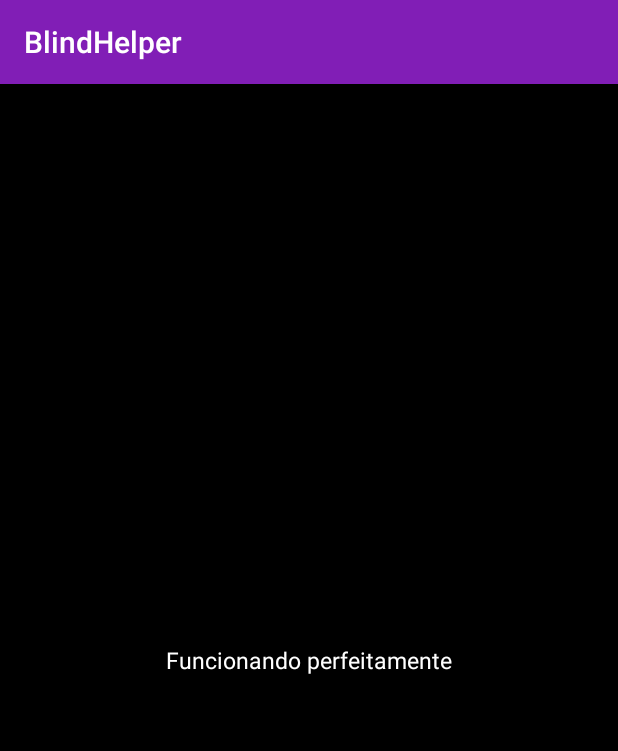
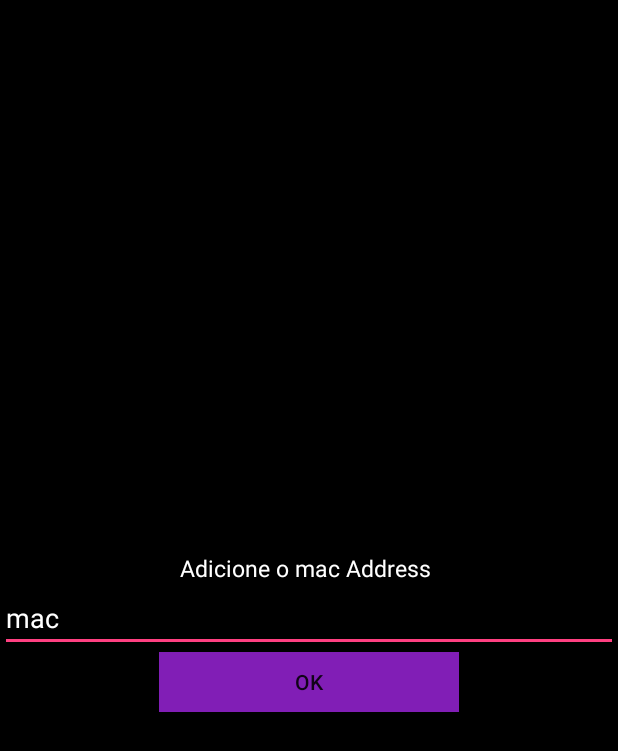
Before and after one commit to ChrystianMelo/BlindHelper, an Android app: the screen it shows after launch (Bluetooth before the commit, Bluetooth2 after it), after a tap on "CONECTAR!", on a phone screen of 412 x 824 dp. Shown: the top 751 px of the screen. Run offline under Robolectric (Android 15) with nearby library versions, the phone set to English and light mode, and no system bars.

Commit message:
Adicionando os arquivos

```diff
--- a/BlindHelperApp/app/src/main/AndroidManifest.xml
+++ b/BlindHelperApp/app/src/main/AndroidManifest.xml
@@ -19,10 +19,10 @@
                 <category android:name="android.intent.category.LAUNCHER" />
             </intent-filter>
         </activity>
-        <activity android:name=".InterfaceActivity"></activity>
         <activity android:name=".Bluetooth" />
-        <activity android:name=".BluetoothPairedDevices" />
-        <activity android:name=".BluetoothDiscoveredDevices"></activity>
+        <activity android:name=".Bluetooth2" />
+
+
     </application>
 
 </manifest>
--- a/BlindHelperApp/app/src/main/java/com/coltec/cfgs/blindhelper/Bluetooth.java
+++ b/BlindHelperApp/app/src/main/java/com/coltec/cfgs/blindhelper/Bluetooth.java
@@ -3,6 +3,7 @@ package com.coltec.cfgs.blindhelper;
 import android.bluetooth.BluetoothAdapter;
 import android.content.Context;
 import android.content.Intent;
+import android.content.SharedPreferences;
 import android.media.MediaPlayer;
 import android.os.Handler;
 import android.os.Message;
@@ -14,9 +15,10 @@ import android.widget.Button;
 import android.widget.EditText;
 import android.widget.TextView;
 
+import java.util.Stack;
+
 /**
- * Created by Dener.
- * Adapted by Chrystian Melo
+ *  Developed by Chrystian Melo
  */
 
 public class Bluetooth extends AppCompatActivity {
@@ -29,7 +31,6 @@ public class Bluetooth extends AppCompatActivity {
     public static TextView output_text;
     public static Context mContext;
     public static  String output_text_string = "";
-    public String macSelected = "";
 
     public static Handler handler = new Handler() {
         String msn = "nada";
@@ -78,8 +79,13 @@ public class Bluetooth extends AppCompatActivity {
         statusMessage = findViewById(R.id.lbl_status);
         output_text = findViewById(R.id.output_text);
 
-        this.macSelected = "D4:63:C6:86:22:D1";//samuel's phone
-        connectAsClient();// connecting bluetooth
+        //String macSelected = "D4:63:C6:86:22:D1";//samuel's phone
+        //connectAsClient(macSelected);
+
+        // recupera dado do bundle
+        Bundle activityBundle = this.getIntent().getExtras();
+        String st = activityBundle.getString("Mac_Address","");
+        connectAsClient(st);// connecting bluetooth
 
         BluetoothAdapter btAdapter = BluetoothAdapter.getDefaultAdapter();
         if (btAdapter == null) {
@@ -92,9 +98,9 @@ public class Bluetooth extends AppCompatActivity {
         if(!btAdapter.isEnabled()) {
             Intent enableBtIntent = new Intent(BluetoothAdapter.ACTION_REQUEST_ENABLE);
             startActivityForResult(enableBtIntent, ENABLE_BLUETOOTH);
-            statusMessage.setText("Solicitando ativação do Bluetooth...");
+            statusMessage.setText("Ativando Bluetooth...");
         } else {
-            statusMessage.setText("Bluetooth está pronto para ser usado :)");
+            statusMessage.setText("Bluetooth está ativado :)");
         }
 
     }
@@ -121,7 +127,7 @@ public class Bluetooth extends AppCompatActivity {
         }
     }
 
-    public void connectAsClient() {
+    public void connectAsClient(String macSelected) {
         System.out.println(macSelected);
         connection = new BluetoothConnection(macSelected);
         connection.start();
--- /dev/null
+++ b/BlindHelperApp/app/src/main/java/com/coltec/cfgs/blindhelper/Bluetooth2.java
@@ -0,0 +1,63 @@
+package com.coltec.cfgs.blindhelper;
+
+import android.app.Activity;
+import android.content.Intent;
+import android.content.SharedPreferences;
+import android.support.v7.app.AppCompatActivity;
+import android.os.Bundle;
+import android.view.View;
+import android.widget.Button;
+import android.widget.EditText;
+import android.widget.TextView;
+
+/**
+ * Developed by Chrystian Melo
+ */
+
+public class Bluetooth2 extends Activity {
+
+    public static TextView statusMessage;
+    public static TextView output_text;
+    public static EditText mac_add;//samuel's phone"D4:63:C6:86:22:D1"
+    private static String macSelected = "BlindHelper";
+
+
+    @Override
+    protected void onCreate(Bundle savedInstanceState) {
+        super.onCreate(savedInstanceState);
+        setContentView(R.layout.activity_bluetooth2);
+
+        final SharedPreferences pref = getApplicationContext().getSharedPreferences(Bluetooth2.macSelected, 0);
+
+        statusMessage = findViewById(R.id.lbl_status);
+        output_text = findViewById(R.id.output_text);
+        mac_add = (EditText)findViewById(R.id.mac);
+
+
+        Button btn_bluetooth = findViewById(R.id.ok);
+        btn_bluetooth.setOnClickListener(new View.OnClickListener() {
+            @Override
+            public void onClick(View view) {
+                Intent intent = new Intent(Bluetooth2.this, Bluetooth.class);
+
+                String str = mac_add.getText().toString();
+
+                // cria o bundle e o insere na nova Intent
+                Bundle args = new Bundle();
+                args.putString("Mac_Address", str);
+
+                intent.putExtras(args);
+
+                SharedPreferences.Editor editor = pref.edit();
+                editor.putString("Mac_Address", str);
+                editor.commit();
+
+                startActivity(intent);//user tela
+                finish();
+
+            }
+        });
+
+    }
+
+}
--- a/BlindHelperApp/app/src/main/java/com/coltec/cfgs/blindhelper/MainActivity.java
+++ b/BlindHelperApp/app/src/main/java/com/coltec/cfgs/blindhelper/MainActivity.java
@@ -5,30 +5,50 @@ package com.coltec.cfgs.blindhelper;
  */
 
 import android.content.Intent;
+import android.content.SharedPreferences;
 import android.support.v7.app.AppCompatActivity;
 import android.os.Bundle;
 import android.view.View;
 import android.widget.Button;
 
 public class MainActivity extends AppCompatActivity {
-    public void play(){
 
-    }
+    private static String macSelected = "BlindHelper";
 
     @Override
     protected void onCreate(Bundle savedInstanceState) {
         super.onCreate(savedInstanceState);
         setContentView(R.layout.activity_main);
 
+        final SharedPreferences pref = getApplicationContext().getSharedPreferences(MainActivity.macSelected, 0);
 
         Button btn_bluetooth = findViewById(R.id.btn_bluetooth);
+        if(!pref.getString("Mac_Address","").isEmpty()){//there is mac selected yet
             btn_bluetooth.setOnClickListener(new View.OnClickListener() {
                 @Override
                 public void onClick(View view) {
                     Intent bluetooth = new Intent(MainActivity.this, Bluetooth.class);
+
+                    // cria o bundle e o insere na nova Intent
+                    Bundle args = new Bundle();
+                    args.putString("Mac_Address", pref.getString("Mac_Address",""));
+
+                    bluetooth.putExtras(args);
+
                     startActivity(bluetooth);//bluetooth tela
+                    finish();
                 }
             });
+        }else{//there is no mac selected yet
+            btn_bluetooth.setOnClickListener(new View.OnClickListener() {
+                @Override
+                public void onClick(View view) {
+                    Intent bluetooth2 = new Intent(MainActivity.this, Bluetooth2.class);
+                    startActivity(bluetooth2);//bluetooth tela
+                    finish();
+                }
+            });
+        }
 
 
     }
--- /dev/null
+++ b/BlindHelperApp/app/src/main/res/layout/activity_bluetooth2.xml
@@ -0,0 +1,39 @@
+<?xml version="1.0" encoding="utf-8"?>
+<RelativeLayout xmlns:android="http://schemas.android.com/apk/res/android"
+    xmlns:tools="http://schemas.android.com/tools"
+    android:layout_width="match_parent"
+    android:layout_height="match_parent"
+    android:background="@color/colorBack"
+    tools:context=".Bluetooth2">
+
+    <TextView
+        android:id="@+id/lbl_status"
+        android:textSize="15dp"
+        android:layout_width="wrap_content"
+        android:layout_height="wrap_content"
+        android:textColor="#fff"
+        android:layout_above="@id/mac"
+        android:layout_centerHorizontal="true"
+        android:text="Adicione o mac Address " />
+
+
+    <EditText
+        android:layout_width="match_parent"
+        android:layout_centerVertical="true"
+        android:layout_height="wrap_content"
+        android:text="mac"
+        android:textColor="#fff"
+        android:id="@+id/mac"
+        />
+
+    <Button
+        android:layout_width="200dp"
+        android:layout_height="40dp"
+        android:text="OK"
+        android:id="@+id/ok"
+        android:layout_centerHorizontal="true"
+        android:layout_below="@id/mac"
+        android:background="#811eb6"
+        />
+
+</RelativeLayout>
```
Lines whose indentation alone changed are shown as unchanged.
